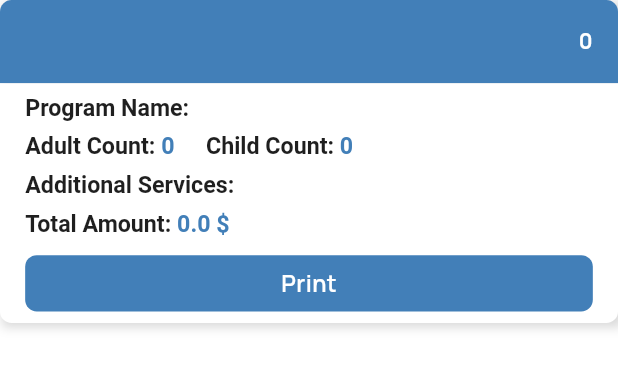
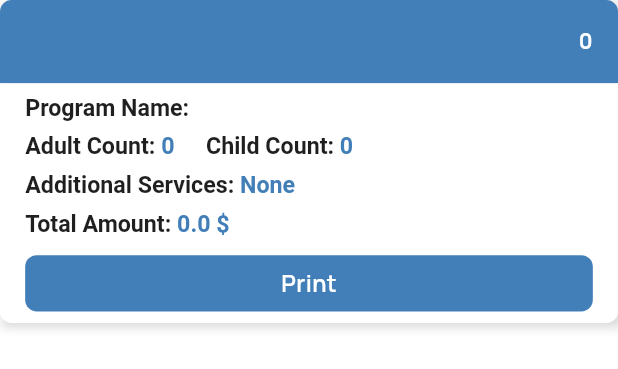
Before and after one commit to Khaled-Khairy/OrangeBayV2, a Flutter app: the ReservationItem widget shown alone on an empty page, opened directly with empty values, on a phone screen of 412 x 824 dp. Shown: the top 369 px of the screen. Run offline on Flutter 3.47's test engine with Material 3 defaults, Android fonts, the phone set to English and light mode, and no system bars; our stand-ins replace awesome_dialog, connectivity_plus, dartz, dio, flutter_bloc, flutter_blue_plus and 12 more; missing offline and left inert: blue_thermal_printer, nfc_manager; accounts and stored records are empty; network calls fail.

```diff
--- a/lib/features/login/presentation/views/login_view.dart
+++ b/lib/features/login/presentation/views/login_view.dart
@@ -101,6 +101,7 @@ class _LoginViewState extends State<LoginView> {
                     key: cubit.formKey,
                     child: SingleChildScrollView(
                       child: Column(
+                        mainAxisSize: MainAxisSize.min,
                         crossAxisAlignment: CrossAxisAlignment.start,
                         children: [
                           Text(
--- a/lib/features/reservation/views/reservation_view.dart
+++ b/lib/features/reservation/views/reservation_view.dart
@@ -10,14 +10,14 @@ class ReservationView extends StatelessWidget {
   @override
   Widget build(BuildContext context) {
     return Scaffold(
-      appBar: ReservationAppBar(),
+      appBar: const ReservationAppBar(),
       body: SafeArea(
         child: Padding(
           padding: EdgeInsets.symmetric(horizontal: 16.w),
-          child: ReservationBody(),
+          child: const ReservationBody(),
         ),
       ),
-      floatingActionButton: ReservationFloatingButton(),
+      floatingActionButton: const ReservationFloatingButton(),
     );
   }
 }
--- a/lib/features/reservation/views/widgets/reservation_item.dart
+++ b/lib/features/reservation/views/widgets/reservation_item.dart
@@ -47,24 +47,24 @@ class ReservationItem extends StatelessWidget {
                   children: [
                     Text(
                       reservation.role,
-                      style: TextStyle(
+                      style: const TextStyle(
                         color: Colors.white,
                         fontWeight: FontWeight.bold,
                       ),
                     ),
                     Text(
                       reservation.nameOfUser,
-                      style: TextStyle(
+                      style: const TextStyle(
                         color: Colors.white,
                         fontWeight: FontWeight.bold,
                       ),
                     ),
                   ],
                 ),
-                Spacer(),
+                const Spacer(),
                 Text(
                   reservation.id.toString(),
-                  style: TextStyle(
+                  style: const TextStyle(
                     color: Colors.white,
                     fontWeight: FontWeight.bold,
                   ),
@@ -107,9 +107,11 @@ class ReservationItem extends StatelessWidget {
                 8.verticalSpace,
                 ReservationTextDetails(
                   title: 'Additional Services: ',
-                  value: reservation.addtionalServices
-                      .map((service) => service.name)
-                      .join(', '),
+                  value: reservation.addtionalServices.isNotEmpty
+                      ? reservation.addtionalServices
+                          .map((service) => service.name)
+                          .join(', ')
+                      : 'None',
                 ),
                 8.verticalSpace,
                 ReservationTextDetails(
```
Also changed, not shown: lib/features/reservation/views/widgets/reservation_body.dart (+15 -2 lines), lib/features/reservation/views/widgets/reservation_tickets/reservation_ticket_item.dart (+12 -0 lines), lib/features/reservation/views/widgets/reservation_tickets/reservation_tickets_bloc_builder.dart (+4 -16 lines), lib/features/ticket/presentation/views/widgets/ticket/ticket_data.dart (+15 -8 lines), lib/features/ticket/presentation/views/widgets/ticket/ticket_dialog.dart (+22 -4 lines), lib/features/ticket/presentation/views/widgets/ticket/ticket_grid_view.dart (+34 -7 lines).
